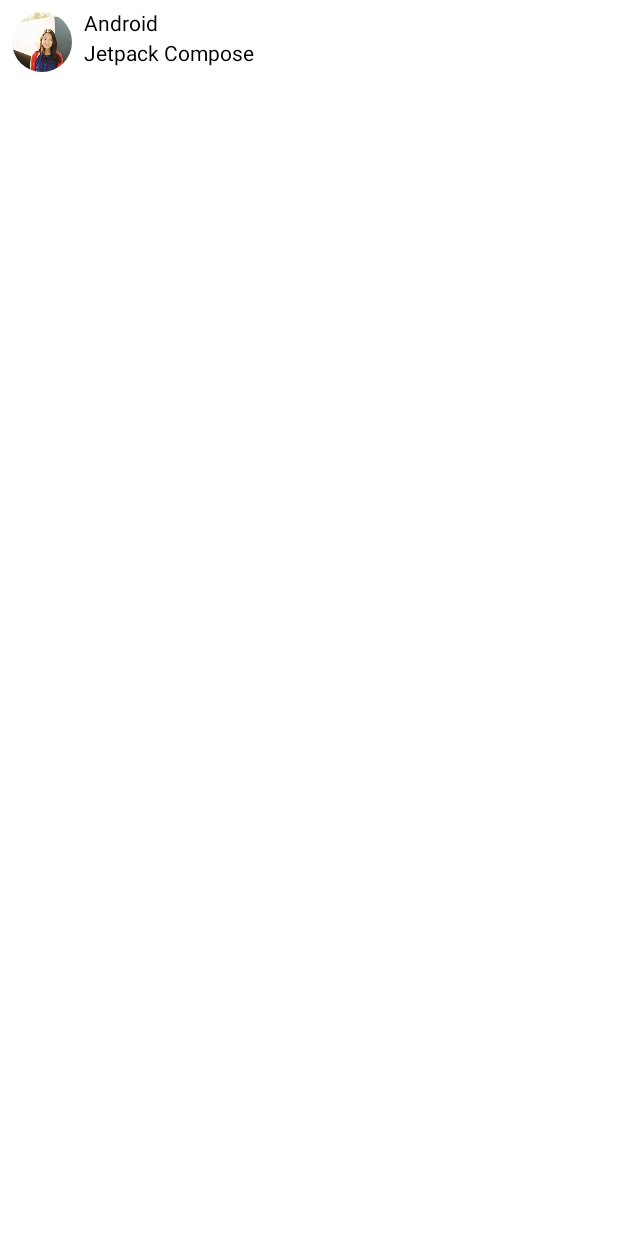
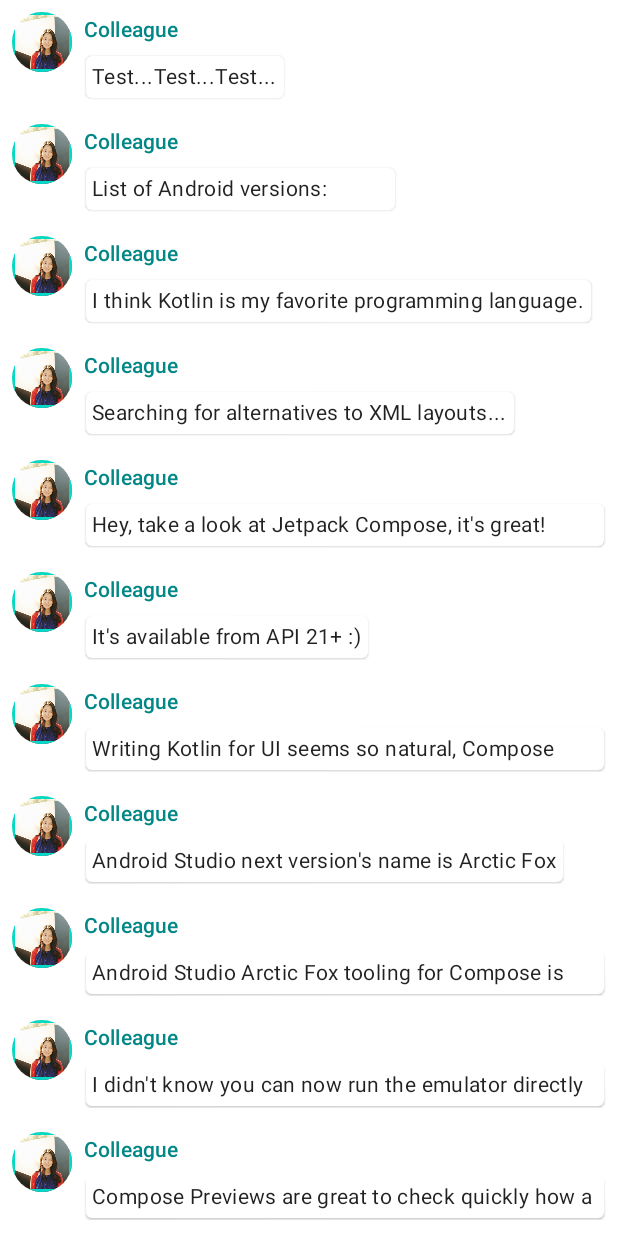
Before and after one commit to lbarqueira/Jetpack-Compose-Tutorial, an Android app built with Jetpack Compose: the screen it shows after launch (MainActivity), on a phone screen of 412 x 824 dp. Run offline under Robolectric (Android 15) with nearby library versions, the phone set to English and light mode, and no system bars.

Commit message:
final solution

```diff
--- a/app/src/main/java/com/lbarqueira/jetpackcomposetutorial/MainActivity.kt
+++ b/app/src/main/java/com/lbarqueira/jetpackcomposetutorial/MainActivity.kt
@@ -1,18 +1,30 @@
 package com.lbarqueira.jetpackcomposetutorial
 
+import android.content.res.Configuration
 import android.os.Bundle
 import androidx.activity.ComponentActivity
 import androidx.activity.compose.setContent
+import androidx.compose.animation.animateColorAsState
+import androidx.compose.animation.animateContentSize
 import androidx.compose.foundation.Image
+import androidx.compose.foundation.border
+import androidx.compose.foundation.clickable
 import androidx.compose.foundation.layout.*
+import androidx.compose.foundation.lazy.LazyColumn
+import androidx.compose.foundation.lazy.items
 import androidx.compose.foundation.shape.CircleShape
+import androidx.compose.material.MaterialTheme
+import androidx.compose.material.Surface
 import androidx.compose.material.Text
-import androidx.compose.runtime.Composable
+import androidx.compose.runtime.*
 import androidx.compose.ui.Modifier
 import androidx.compose.ui.draw.clip
+import androidx.compose.ui.graphics.Color
 import androidx.compose.ui.res.painterResource
 import androidx.compose.ui.tooling.preview.Preview
 import androidx.compose.ui.unit.dp
+import com.lbarqueira.jetpackcomposetutorial.data.SampleData
+import com.lbarqueira.jetpackcomposetutorial.ui.theme.JetpackComposeTutorialTheme
 
 
 data class Message(val author: String, val body: String)
@@ -21,34 +33,91 @@ class MainActivity : ComponentActivity() {
     override fun onCreate(savedInstanceState: Bundle?) {
         super.onCreate(savedInstanceState)
         setContent {
-            MessageCard(Message("Android", "Jetpack Compose"))
+            JetpackComposeTutorialTheme {
+                // MessageCard(msg = Message("Android", "Jetpack Compose"))
+                Conversation(SampleData.conversationSample)
+            }
         }
     }
 }
 
 @Composable
 fun MessageCard(msg: Message) {
-    Row(modifier = Modifier.padding(all = 8.dp)) {
+    Row(
+        modifier = Modifier.padding(all = 8.dp)
+    ) {
         Image(
             painter = painterResource(R.drawable.profile_picture),
             contentDescription = "Contact profile picture",
             modifier = Modifier
                 .size(size = 40.dp)
                 .clip(shape = CircleShape)
+                .border(width = 1.5.dp, color = MaterialTheme.colors.secondary) // Teal200
         )
         Spacer(modifier = Modifier.width(8.dp))
-        Column {
-            Text(text = msg.author)
+
+        // We keep track if the message is expanded or not in this
+        // variable.
+        // Composable functions can store local state in memory by using remember,
+        // and track changes to the value passed to mutableStateOf. Composables (and its children)
+        // using this state will get redrawn automatically when the value is updated. We call this recomposition.
+        // By using Compose’s state APIs like remember and mutableStateOf, any changes to state automatically update the UI.
+        var isExpanded by remember { mutableStateOf(false) }
+
+        // surfaceColor will be updated gradually from one color to the other
+        val surfaceColor: Color by animateColorAsState(
+            if (isExpanded) MaterialTheme.colors.primary else MaterialTheme.colors.surface,
+        )
+
+        // We toggle the isExpanded variable when we click on this Column
+        Column(modifier = Modifier.clickable { isExpanded = !isExpanded }) {
+            Text(
+                text = msg.author,
+                color = MaterialTheme.colors.secondaryVariant,
+                style = MaterialTheme.typography.subtitle2
+            )
             Spacer(modifier = Modifier.height(4.dp))
-            Text(text = msg.body)
+
+            Surface(
+                shape = MaterialTheme.shapes.medium,
+                elevation = 1.dp,
+                // surfaceColor color will be changing gradually from primary to surface
+                color = surfaceColor,
+                // animateContentSize will change the Surface size gradually
+                modifier = Modifier.animateContentSize().padding(1.dp)
+            ) {
+                Text(
+                    text = msg.body,
+                    modifier = Modifier.padding(all = 4.dp),
+                    // If the message is expanded, we display all its content
+                    // otherwise we only display the first line
+                    maxLines = if (isExpanded) Int.MAX_VALUE else 1,
+                    style = MaterialTheme.typography.body2
+                )
+            }
         }
     }
+}
 
+@Composable
+fun Conversation(messages: List<Message>) {
+    LazyColumn {
+        items(items = messages) { item -> MessageCard(msg = item) }
+    }
+}
+
+@Preview(
+    name = "Dark Mode",
+    uiMode = Configuration.UI_MODE_NIGHT_YES,
+    showBackground = true,
+)
+@Preview(name = "Light Mode")
+
+@Composable
+fun PreviewMessageCard() {
+    JetpackComposeTutorialTheme {
+        // MessageCard(Message("Colleague", "Hey, take a look at Jetpack compose"))
+        Conversation(SampleData.conversationSample)
+    }
 
 }
-
-@Preview
-@Composable
-fun PreviewMessageCard() {
-    MessageCard(Message("Colleague", "Hey, take a look at Jackpack compose"))
-}
--- /dev/null
+++ b/app/src/main/java/com/lbarqueira/jetpackcomposetutorial/data/SampleData.kt
@@ -0,0 +1,74 @@
+package com.lbarqueira.jetpackcomposetutorial.data
+
+import com.lbarqueira.jetpackcomposetutorial.Message
+
+object SampleData {
+    // Sample conversation data
+    val conversationSample = listOf(
+        Message(
+            "Colleague",
+            "Test...Test...Test..."
+        ),
+        Message(
+            "Colleague",
+            "List of Android versions:\n" +
+                    "Android KitKat (API 19)\n" +
+                    "Android Lollipop (API 21)\n" +
+                    "Android Marshmallow (API 23)\n" +
+                    "Android Nougat (API 24)\n" +
+                    "Android Oreo (API 26)\n" +
+                    "Android Pie (API 28)\n" +
+                    "Android 10 (API 29)\n" +
+                    "Android 11 (API 30)\n" +
+                    "Android 12 (API 31)\n"
+        ),
+        Message(
+            "Colleague",
+            "I think Kotlin is my favorite programming language.\n" +
+                    "It's so much fun!"
+        ),
+        Message(
+            "Colleague",
+            "Searching for alternatives to XML layouts..."
+        ),
+        Message(
+            "Colleague",
+            "Hey, take a look at Jetpack Compose, it's great!\n" +
+                    "It's the Android's modern toolkit for building native UI." +
+                    "It simplifies and accelerates UI development on Android." +
+                    "Less code, powerful tools, and intuitive Kotlin APIs :)"
+        ),
+        Message(
+            "Colleague",
+            "It's available from API 21+ :)"
+        ),
+        Message(
+            "Colleague",
+            "Writing Kotlin for UI seems so natural, Compose where have you been all my life?"
+        ),
+        Message(
+            "Colleague",
+            "Android Studio next version's name is Arctic Fox"
+        ),
+        Message(
+            "Colleague",
+            "Android Studio Arctic Fox tooling for Compose is top notch ^_^"
+        ),
+        Message(
+            "Colleague",
+            "I didn't know you can now run the emulator directly from Android Studio"
+        ),
+        Message(
+            "Colleague",
+            "Compose Previews are great to check quickly how a composable layout looks like"
+        ),
+        Message(
+            "Colleague",
+            "Previews are also interactive after enabling the experimental setting"
+        ),
+        Message(
+            "Colleague",
+            "Have you tried writing build.gradle with KTS?"
+        ),
+    )
+}
--- a/app/src/main/java/com/lbarqueira/jetpackcomposetutorial/ui/theme/Theme.kt
+++ b/app/src/main/java/com/lbarqueira/jetpackcomposetutorial/ui/theme/Theme.kt
@@ -30,7 +30,7 @@ private val LightColorPalette = lightColors(
 @Composable
 fun JetpackComposeTutorialTheme(
     darkTheme: Boolean = isSystemInDarkTheme(),
-    content: @Composable() () -> Unit
+    content: @Composable () -> Unit
 ) {
     val colors = if (darkTheme) {
         DarkColorPalette
```
